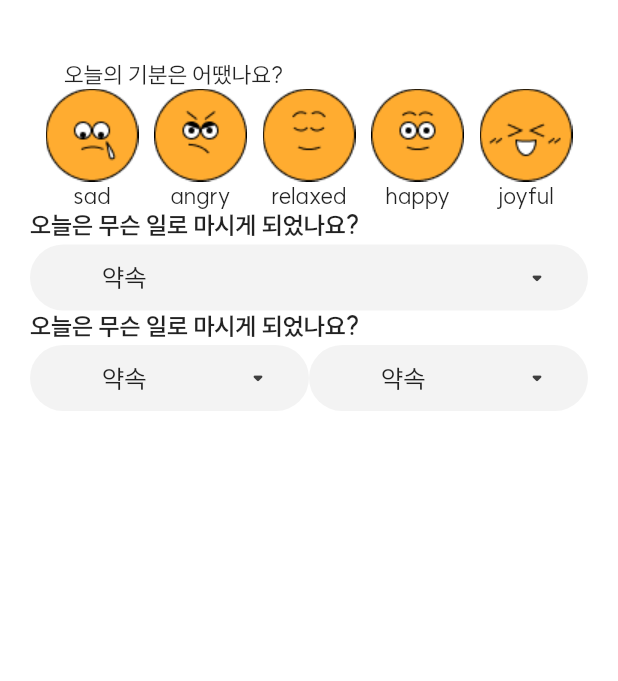
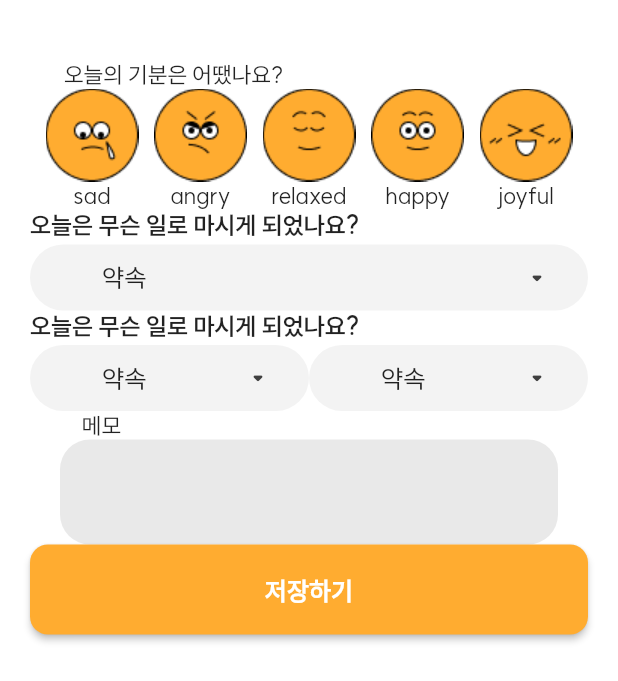
Before and after one commit to coitloz88/Alcohol-Free, a Flutter app: the DrinkingJournalPage screen opened directly, on a phone screen of 412 x 824 dp. Shown: the top 681 px of the screen. Run offline on Flutter 3.47's test engine with Material 2 defaults, Android fonts, the phone set to English and light mode, and no system bars; drawn by our look-alikes of dropdown_button2; our stand-ins replace cloud_firestore, firebase_auth, firebase_core, flutter_local_notifications, font_awesome_flutter, get and 2 more; missing offline and left inert: flutter_timeline_calendar; accounts and stored records are empty; network calls fail; project files that could hold a hidden picture were left out.

Commit message:
add text field in drinking journal page

```diff
--- a/lib/app/modules/drinking_journal_add/drinking_journal_page.dart
+++ b/lib/app/modules/drinking_journal_add/drinking_journal_page.dart
@@ -1,5 +1,7 @@
 import 'package:alcohol_free/app/widgets/afree_drop_down_button.dart';
+import 'package:alcohol_free/app/widgets/confirm_button.dart';
 import 'package:alcohol_free/app/widgets/mood_selection_row.dart';
+import 'package:alcohol_free/app/widgets/textbox_with_heading.dart';
 import 'package:alcohol_free/app/widgets/widget_with_left_heading.dart';
 import 'package:flutter/material.dart';
 import 'package:flutter/widgets.dart';
@@ -40,7 +42,9 @@ class DrinkingJournalPage extends StatelessWidget {
                             initialOption: '약속',
                           ))
                     ],
-                  ))
+                  )),
+              TextBoxWithHeading(heading: '메모', height: 70),
+              ConfirmButton(buttonText: '저장하기')
             ],
           )),
     ));
```
